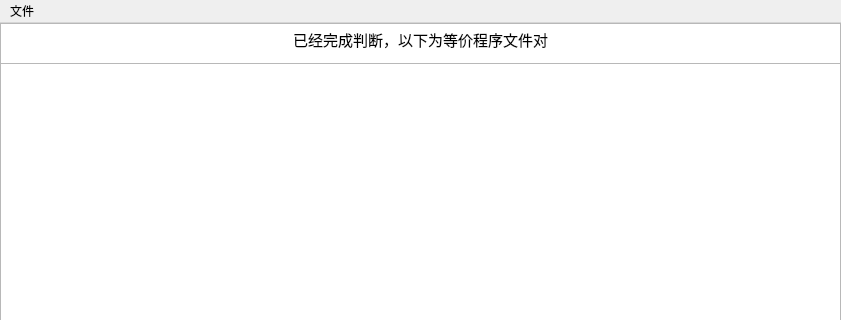
Yao-mengyu/SEG_EX5, file UI/result.ui: the form before one commit; both pictures show x 0 to 841 and y 0 to 320 of the 841 by 634 pixel window.
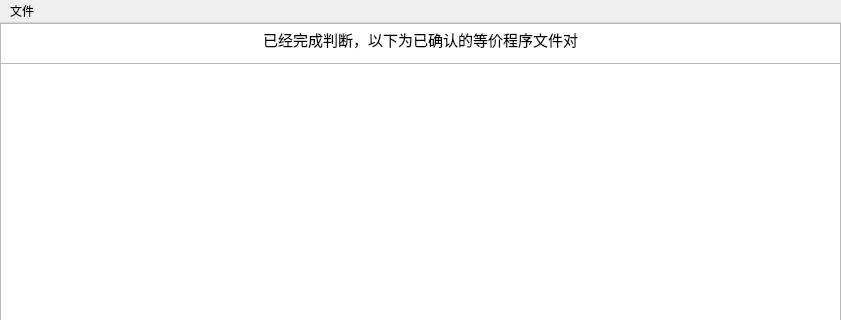
The form after the commit.

Diff of the .ui file:
```diff
--- a/UI/result.ui
+++ b/UI/result.ui
@@ -10,9 +10,49 @@
     <height>634</height>
    </rect>
   </property>
+  <property name="palette">
+   <palette>
+    <active>
+     <colorrole role="WindowText">
+      <brush brushstyle="SolidPattern">
+       <color alpha="255">
+        <red>255</red>
+        <green>255</green>
+        <blue>255</blue>
+       </color>
+      </brush>
+     </colorrole>
+    </active>
+    <inactive>
+     <colorrole role="WindowText">
+      <brush brushstyle="SolidPattern">
+       <color alpha="255">
+        <red>255</red>
+        <green>255</green>
+        <blue>255</blue>
+       </color>
+      </brush>
+     </colorrole>
+    </inactive>
+    <disabled>
+     <colorrole role="WindowText">
+      <brush brushstyle="SolidPattern">
+       <color alpha="96">
+        <red>164</red>
+        <green>166</green>
+        <blue>168</blue>
+       </color>
+      </brush>
+     </colorrole>
+    </disabled>
+   </palette>
+  </property>
   <property name="windowTitle">
    <string>MainWindow</string>
   </property>
+  <property name="layoutDirection">
+   <enum>Qt::LeftToRight</enum>
+  </property>
   <widget class="QWidget" name="centralwidget">
    <widget class="QTextBrowser" name="textBrowser">
     <property name="geometry">
@@ -28,7 +68,7 @@
 &lt;html&gt;&lt;head&gt;&lt;meta name=&quot;qrichtext&quot; content=&quot;1&quot; /&gt;&lt;style type=&quot;text/css&quot;&gt;
 p, li { white-space: pre-wrap; }
 &lt;/style&gt;&lt;/head&gt;&lt;body style=&quot; font-family:'Ubuntu'; font-size:11pt; font-weight:400; font-style:normal;&quot;&gt;
-&lt;p align=&quot;center&quot; style=&quot; margin-top:0px; margin-bottom:0px; margin-left:0px; margin-right:0px; -qt-block-indent:0; text-indent:0px;&quot;&gt;已经完成判断，以下为等价程序文件对&lt;/p&gt;&lt;/body&gt;&lt;/html&gt;</string>
+&lt;p align=&quot;center&quot; style=&quot; margin-top:0px; margin-bottom:0px; margin-left:0px; margin-right:0px; -qt-block-indent:0; text-indent:0px;&quot;&gt;已经完成判断，以下为已确认的等价程序文件对&lt;/p&gt;&lt;/body&gt;&lt;/html&gt;</string>
     </property>
    </widget>
    <widget class="QPushButton" name="pushButton">
```
